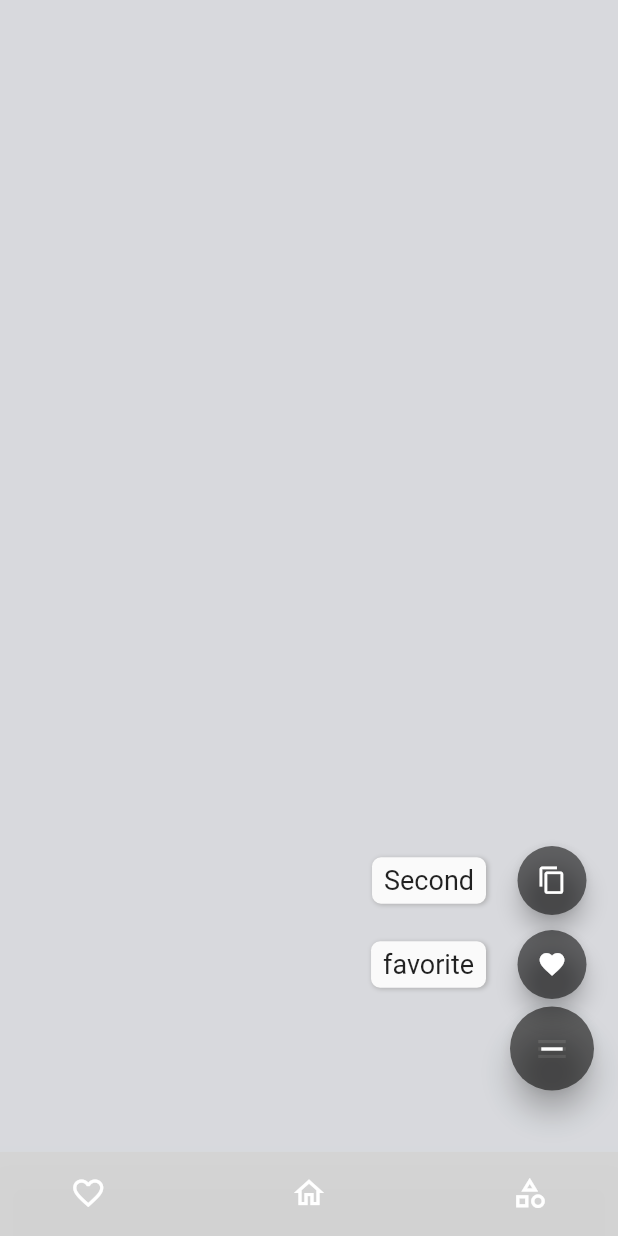
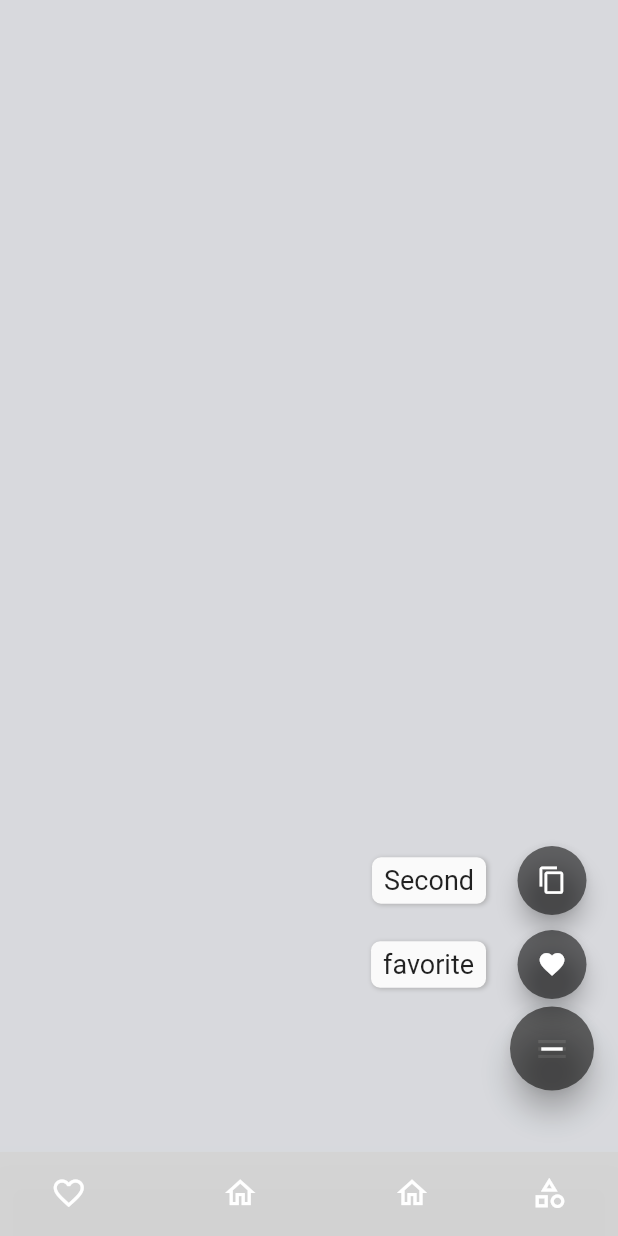
Before and after one commit to mashi-mashi/deluca, a Flutter app: the WebViewPage screen opened directly with empty values, after a tap on the "arrow back ios" icon, after a tap on the "menu" icon, on a phone screen of 412 x 824 dp. Run offline on Flutter 3.47's test engine with Material 2 defaults, Android fonts, the phone set to English and light mode, and no system bars; drawn by our look-alikes of flutter_speed_dial; our stand-ins replace cloud_firestore, firebase_auth, firebase_core, flutter_hooks, flutter_riverpod, google_fonts and 3 more; accounts and stored records are empty.

Commit message:
update paginate

```diff
--- a/lib/data/firebase/firestore_reference.dart
+++ b/lib/data/firebase/firestore_reference.dart
@@ -3,7 +3,7 @@ import 'package:deluca/model/user_model.dart';
 
 class FirestoreReference {
   static String get _userId => UserModel().userId ?? '';
-  static String base() => 'decula/v1/';
+  static String base() => 'deluca/v1/';
   static CollectionReference providers() => FirebaseFirestore.instance
       .collection(FirestoreReference.base() + 'providers');
 
@@ -12,7 +12,7 @@ class FirestoreReference {
 
   static CollectionReference providerArticles(String providerId) =>
       FirebaseFirestore.instance.collection(
-          FirestoreReference.base() + 'rss/$providerId/articles');
+          FirestoreReference.base() + 'providers/$providerId/articles');
 
   static CollectionReference userSubscriptions() {
     return FirebaseFirestore.instance.collection(FirestoreReference.base() +
--- a/lib/data/provider/article_provider.dart
+++ b/lib/data/provider/article_provider.dart
@@ -5,23 +5,34 @@ import 'package:deluca/utils/timestamp_util.dart';
 import 'package:flutter/material.dart';
 import 'package:hooks_riverpod/hooks_riverpod.dart';
 
+final FIRESTORE_LOAD_LIMIT = 15;
+
 final articleProvider = ChangeNotifierProvider(
   (ref) => ArticleModel(),
 );
 
 class ArticleModel extends ChangeNotifier {
   ArticleModel() : super() {
-    load().then((value) => value);
+    //loadAndSet('').then((value) => value);
   }
 
   String _providerId = 'yfPbqBaR803SvcAvELCz';
   String get providerId => _providerId;
-  Future<void> loadAndSet(String providerId) async {
+  dynamic? _lastData;
+  final List<Article> _articles = [];
+  dynamic get lastData => _lastData;
+  List<Article> get articles => _articles;
+  //late bool _isLoading = true;
+  //late final List<Map<String, dynamic>> _data = [];
+
+  Future<void> load(String providerId) async {
+    print('load - providerId: ${providerId.toString()}');
+
     _providerId = providerId;
     final data = await Firestore.getByQuery<Map<String, dynamic>>(
         FirestoreReference.providerArticles(_providerId)
-            .orderBy('createdAt', descending: true)
-            .limit(10));
+            .orderBy('publishDate', descending: true)
+            .limit(FIRESTORE_LOAD_LIMIT));
     if (data.toList().isNotEmpty) {
       _lastData = data.toList()[data.toList().length - 1];
       _articles.clear();
@@ -29,45 +40,38 @@ class ArticleModel extends ChangeNotifier {
           .map((d) => Article(d['id'] as String, d['title'] as String,
               d['url'] as String, dateFromTimestampValue(d['publishDate'])))
           .toList());
+
+      print(
+          'length - ${articles.length.toString()} lastdata - ${_lastData['title'].toString()}');
     }
     notifyListeners();
 
     return;
   }
 
-  dynamic? _lastData;
-  final List<Article> _articles = [];
-  dynamic get lastData => _lastData;
-  List<Article> get articles => _articles;
-  //late bool _isLoading = true;
-  //late final List<Map<String, dynamic>> _data = [];
-
-  Future<void> load() async {
+  Future<void> loadNext(dynamic lastCreatedAt) async {
     if (_providerId.isEmpty) {
       return;
     }
 
-    print('load start');
+    final data = await Firestore.getByQuery<Map<String, dynamic>>(
+        FirestoreReference.providerArticles(_providerId)
+            .orderBy('publishDate', descending: true)
+            .startAfter([timestampFromDateValue(lastCreatedAt)]).limit(
+                FIRESTORE_LOAD_LIMIT));
 
-    final data = _lastData == null
-        ? await Firestore.getByQuery<Map<String, dynamic>>(
-            FirestoreReference.providerArticles(_providerId)
-                .orderBy('createdAt', descending: true)
-                .limit(10))
-        : await Firestore.getByQuery<Map<String, dynamic>>(
-            FirestoreReference.providerArticles(_providerId)
-                .orderBy('createdAt', descending: true)
-                .startAfter([_lastData?['createdAt']]).limit(10));
-
+    print(
+        'load next size - ${data.length.toString()} - last title: ${_lastData['title'].toString()}');
     if (data.toList().isNotEmpty) {
       _lastData = data.toList()[data.toList().length - 1];
       _articles.addAll(data
           .map((d) => Article(d['id'] as String, d['title'] as String,
               d['url'] as String, dateFromTimestampValue(d['publishDate'])))
           .toList());
+
+      print(
+          'loadNext length - ${articles.length.toString()} lastdata - ${_lastData['title'].toString()}');
     }
-
-    print('last ${_lastData['title']}');
 
     notifyListeners();
     return;
--- a/lib/pages/article_page.dart
+++ b/lib/pages/article_page.dart
@@ -8,6 +8,9 @@ import 'package:flutter_speed_dial/flutter_speed_dial.dart';
 import 'package:hooks_riverpod/hooks_riverpod.dart';
 
 class ArticlePage extends HookWidget {
+  ArticlePage({required this.providerId});
+  final String providerId;
+
   @override
   Widget build(BuildContext context) {
     return Scaffold(
@@ -15,8 +18,7 @@ class ArticlePage extends HookWidget {
         body: HookBuilder(builder: (context) {
           final futuerArticle = useProvider(articleProvider);
           final snapshot = useFuture(
-              useMemoized(() => futuerArticle.load(),
-                  [futuerArticle.articles.toString()]),
+              useMemoized(() => futuerArticle.load(providerId), [futuerArticle.providerId]),
               initialData: null);
 
           return snapshot.connectionState == ConnectionState.waiting
@@ -24,8 +26,7 @@ class ArticlePage extends HookWidget {
               : SafeArea(
                   child: RefreshIndicator(
                   onRefresh: () async {
-                    //await futuerArticle.load();
-                    await futuerArticle.loadAndSet('7W95xCWlIwJkRRa9La1y');
+                    await futuerArticle.load(providerId);
                   },
                   child: ListView.builder(
                       shrinkWrap: true,
@@ -34,11 +35,11 @@ class ArticlePage extends HookWidget {
                       itemBuilder: (context, index) {
                         if (index < futuerArticle.articles.length) {
                           final article = futuerArticle.articles[index];
-                          // if (index == futuerArticle.articles.length - 1) {
-                          //   Future(() {
-                          //     futuerArticle.load();
-                          //   });
-                          // }
+                          if (index == futuerArticle.articles.length - 1) {
+                            Future(() {
+                              futuerArticle.loadNext(article.createdAt);
+                            });
+                          }
 
                           return makeCard(article, () async {
                             await Navigator.of(context).pushReplacement(
@@ -74,7 +75,7 @@ class ArticlePage extends HookWidget {
                     label: 'favorite',
                     labelStyle: TextStyle(fontSize: 18.0),
                     onTap: () async {
-                      await futuerArticle.loadAndSet('7W95xCWlIwJkRRa9La1y');
+                      await futuerArticle.load(providerId);
                     },
                   ),
                   SpeedDialChild(
@@ -84,7 +85,7 @@ class ArticlePage extends HookWidget {
                     label: 'Second',
                     labelStyle: TextStyle(fontSize: 18.0),
                     onTap: () async {
-                      // await futuerArticle.loadAndSet('yfPbqBaR803SvcAvELCz');
+                      await futuerArticle.load(providerId);
                     },
                   ),
                 ],
--- a/lib/pages/home_page.dart
+++ b/lib/pages/home_page.dart
@@ -14,7 +14,8 @@ class _HomePageState extends State<HomePage> {
 
   final List<Widget> _pageList = [
     PickPage(),
-    ArticlePage(),
+    ArticlePage(providerId: '7W95xCWlIwJkRRa9La1y'),
+    ArticlePage(providerId: 'hn5ef9fNYNIPV1bXBe2F'),
     CategorySelection(),
   ];
 
@@ -47,6 +48,11 @@ class _HomePageState extends State<HomePage> {
             backgroundColor: Colors.transparent,
           ),
           BottomNavigationBarItem(
+            icon: Icon(Icons.home_outlined),
+            label: 'Home2',
+            backgroundColor: Colors.transparent,
+          ),
+          BottomNavigationBarItem(
             icon: Icon(Icons.category_outlined),
             label: 'Category',
             backgroundColor: Colors.transparent,
```
